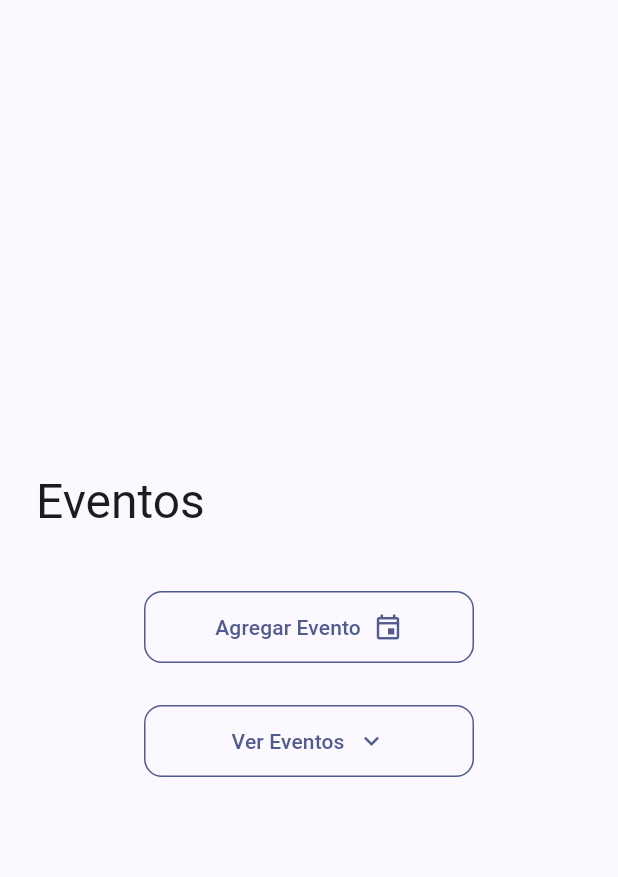
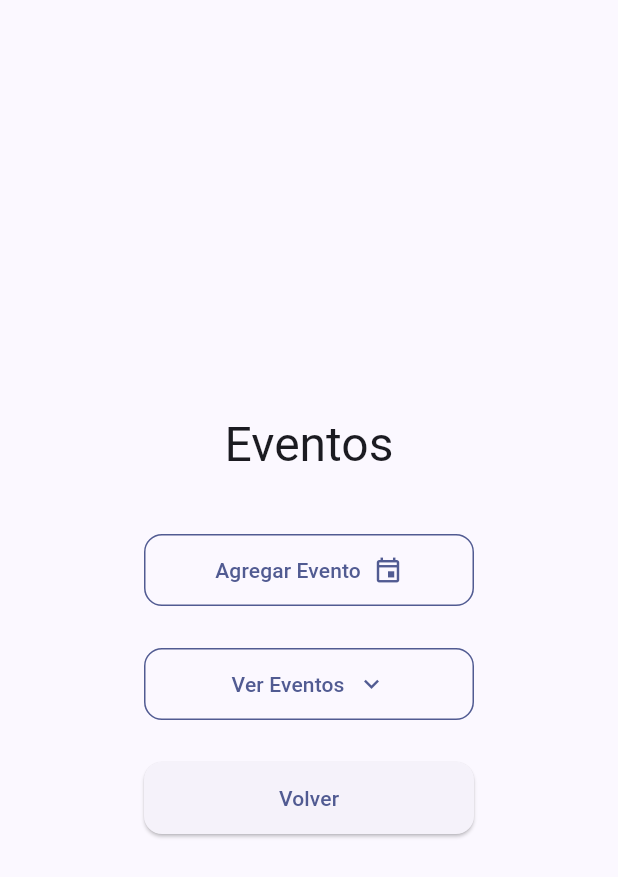
Before and after one commit to AlejandroH7/Pitty-frontedn, a Flutter app: the EventsMenuPage screen opened by its route, on a phone screen of 412 x 824 dp. Shown: the top 877 px of the screen. Run offline on Flutter 3.47's test engine with Material 3 defaults, Android fonts, the phone set to English and light mode, and no system bars.

Commit message:
Ultimo cambio

```diff
--- a/my_flutter_app/lib/presentation/pages/events_menu_page.dart
+++ b/my_flutter_app/lib/presentation/pages/events_menu_page.dart
@@ -18,16 +18,16 @@ class EventsMenuPage extends StatelessWidget {
               padding: const EdgeInsets.symmetric(horizontal: 24),
               child: Column(
                 mainAxisSize: MainAxisSize.min,
-                crossAxisAlignment: CrossAxisAlignment.start,
+                crossAxisAlignment: CrossAxisAlignment.center,
                 children: <Widget>[
                   const SizedBox(height: 24),
                   Text(
                     'Eventos',
                     style: theme.textTheme.headlineLarge,
+                    textAlign: TextAlign.center,
                   ),
                   const SizedBox(height: 40),
-                  Center(
-                    child: SizedBox(
+                  SizedBox(
                     width: 220,
                     child: CustomButton(
                       label: 'Agregar Evento',
@@ -38,10 +38,8 @@ class EventsMenuPage extends StatelessWidget {
                       },
                     ),
                   ),
-                  ),
                   const SizedBox(height: 28),
-                  Center(
-                    child: SizedBox(
+                  SizedBox(
                     width: 220,
                     child: CustomButton(
                       label: 'Ver Eventos',
@@ -51,6 +49,16 @@ class EventsMenuPage extends StatelessWidget {
                         Navigator.pushNamed(context, '/eventos/lista');
                       },
                     ),
+                  ),
+                  const SizedBox(height: 28),
+                  SizedBox(
+                    width: 220,
+                    child: CustomButton(
+                      label: 'Volver',
+                      filled: true,
+                      onPressed: () {
+                        Navigator.pop(context);
+                      },
                     ),
                   ),
                   const SizedBox(height: 16),
```
Lines whose indentation alone changed are shown as unchanged.
